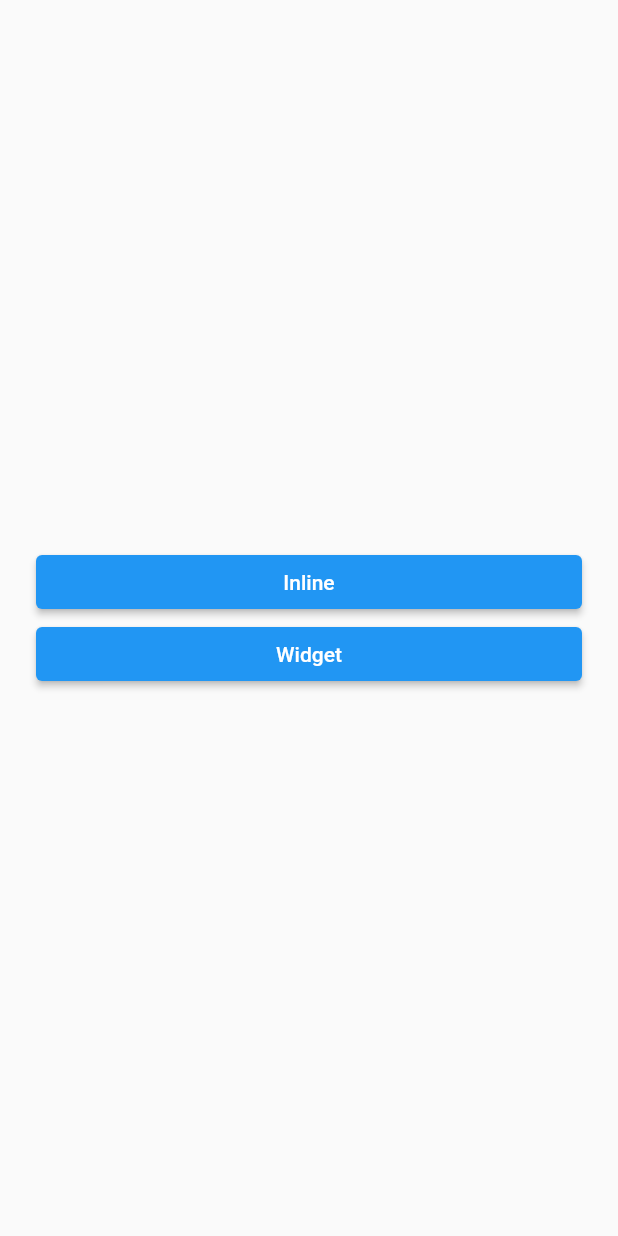
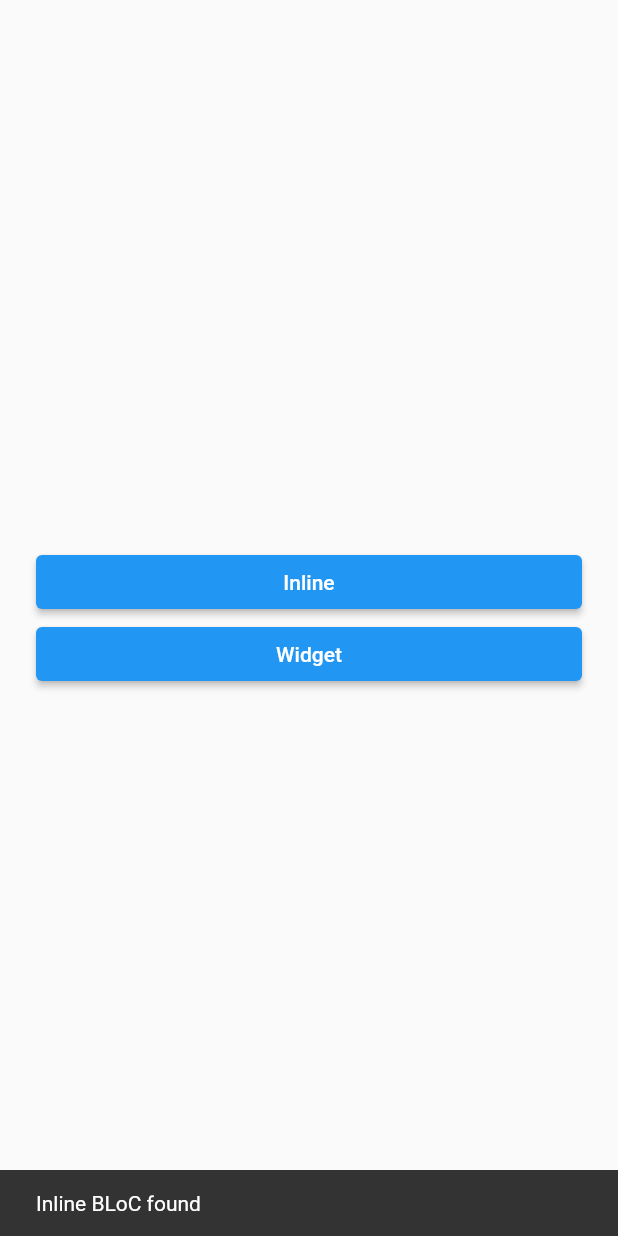
Before and after one commit to wujek-srujek/flutter_test_app, a Flutter app: the screen it shows after launch, after a tap on "Inline", on a phone screen of 412 x 824 dp. Run offline on Flutter 3.47's test engine with Material 2 defaults, Android fonts, the phone set to English and light mode, and no system bars; our stand-ins replace bloc, flutter_bloc.

Commit message:
Fix functional widget

```diff
--- a/lib/main.dart
+++ b/lib/main.dart
@@ -18,9 +18,11 @@ class App extends StatelessWidget {
             mainAxisAlignment: MainAxisAlignment.center,
             crossAxisAlignment: CrossAxisAlignment.stretch,
             children: [
-              ElevatedButton(
-                onPressed: () => _showSnackBar(context, 'Inline'),
-                child: Text('Inline'),
+              Builder(
+                builder: (subContext) => ElevatedButton(
+                  onPressed: () => _showSnackBar(subContext, 'Inline'),
+                  child: Text('Inline'),
+                ),
               ),
               RemoteCamerasSnackBarShowingElevatedButtonWhichExistsOnlyToGetABuildContext(),
             ],
```
